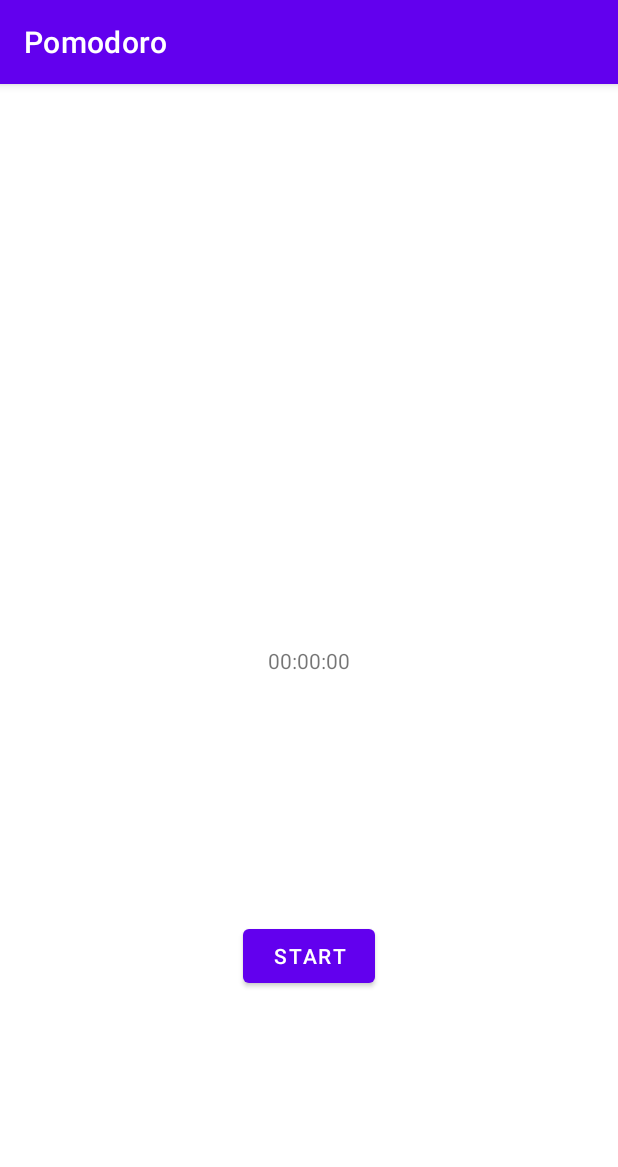
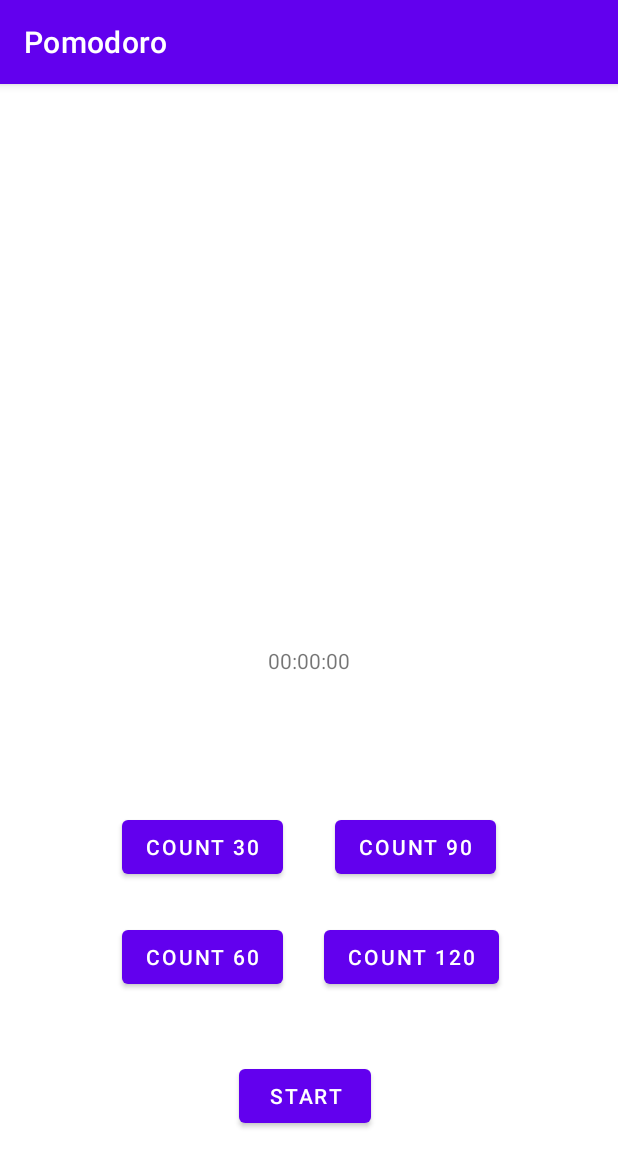
Before and after one commit to UiA-IKT-205/einarJuliusOlafarson, an Android app: the screen it shows after launch (MainActivity), on a phone screen of 412 x 824 dp. Shown: the top 1167 px of the screen. Run offline under Robolectric (Android 15) with nearby library versions, the phone set to English and light mode, and no system bars.

Commit message:
Added timer selection and potentially fixed the bug correctly

```diff
--- a/Pomodoro/app/src/main/java/no/uia/ikt205/pomodoro/MainActivity.kt
+++ b/Pomodoro/app/src/main/java/no/uia/ikt205/pomodoro/MainActivity.kt
@@ -8,14 +8,19 @@ import android.widget.Button
 import android.widget.TextView
 import android.widget.Toast
 import no.uia.ikt205.pomodoro.util.millisecondsToDescriptiveTime
+import kotlin.math.log
 
 class MainActivity : AppCompatActivity() {
 
     lateinit var timer:CountDownTimer
     lateinit var startButton:Button
+    lateinit var countdown30:Button
+    lateinit var countdown60:Button
+    lateinit var countdown90:Button
+    lateinit var countdown120:Button
     lateinit var coutdownDisplay:TextView
 
-    val timeToCountDownInMs = 5000L
+    var timeToCountDownInMs = 5000L
     val timeTicks = 1000L
 
     override fun onCreate(savedInstanceState: Bundle?) {
@@ -23,26 +28,44 @@ class MainActivity : AppCompatActivity() {
         setContentView(R.layout.activity_main)
 
        startButton = findViewById<Button>(R.id.startCountdownButton)
-       startButton.setOnClickListener(){
-           startCountDown(it)
+        countdown30 = findViewById<Button>(R.id.countDown_30)
+        countdown60 = findViewById<Button>(R.id.countDown_60)
+        countdown90 = findViewById<Button>(R.id.countDown_90)
+        countdown120 = findViewById<Button>(R.id.countDown_120)
+
+        countdown30.setOnClickListener(){
+            timeToCountDownInMs = 30000L
+        }
+        countdown60.setOnClickListener(){
+            timeToCountDownInMs = 60000L
+        }
+        countdown90.setOnClickListener(){
+            timeToCountDownInMs = 90000L
+        }
+        countdown120.setOnClickListener(){
+            timeToCountDownInMs = 120000L
+        }
+        startButton.setOnClickListener(){
+            if (coutdownDisplay.text == millisecondsToDescriptiveTime(0)){
+                startCountDown(it)
+            }
        }
        coutdownDisplay = findViewById<TextView>(R.id.countDownView)
 
     }
 
     fun startCountDown(v: View){
-
         timer = object : CountDownTimer(timeToCountDownInMs,timeTicks) {
             override fun onFinish() {
                 Toast.makeText(this@MainActivity,"Arbeidsøkt er ferdig", Toast.LENGTH_SHORT).show()
             }
-
             override fun onTick(millisUntilFinished: Long) {
-               updateCountDownDisplay(millisUntilFinished)
+                updateCountDownDisplay(millisUntilFinished)
             }
         }
 
         timer.start()
+
     }
 
     fun updateCountDownDisplay(timeInMs:Long){
--- a/Pomodoro/app/src/main/res/layout/activity_main.xml
+++ b/Pomodoro/app/src/main/res/layout/activity_main.xml
@@ -23,8 +23,58 @@
         android:text="@string/startButtonText"
         app:layout_constraintBottom_toBottomOf="parent"
         app:layout_constraintEnd_toEndOf="parent"
+        app:layout_constraintHorizontal_bias="0.492"
         app:layout_constraintStart_toStartOf="parent"
-        app:layout_constraintTop_toBottomOf="@+id/countDownView" />
+        app:layout_constraintTop_toBottomOf="@+id/countDownView"
+        app:layout_constraintVertical_bias="0.788" />
+
+    <Button
+        android:id="@+id/countDown_60"
+        android:layout_width="wrap_content"
+        android:layout_height="wrap_content"
+        android:text="@string/countDown60"
+        app:layout_constraintBottom_toBottomOf="parent"
+        app:layout_constraintEnd_toEndOf="parent"
+        app:layout_constraintHorizontal_bias="0.267"
+        app:layout_constraintStart_toStartOf="parent"
+        app:layout_constraintTop_toBottomOf="@+id/countDownView"
+        app:layout_constraintVertical_bias="0.503" />
+
+    <Button
+        android:id="@+id/countDown_120"
+        android:layout_width="wrap_content"
+        android:layout_height="wrap_content"
+        android:text="@string/countDown120"
+        app:layout_constraintBottom_toBottomOf="parent"
+        app:layout_constraintEnd_toEndOf="parent"
+        app:layout_constraintHorizontal_bias="0.732"
+        app:layout_constraintStart_toStartOf="parent"
+        app:layout_constraintTop_toBottomOf="@+id/countDownView"
+        app:layout_constraintVertical_bias="0.503" />
+
+    <Button
+        android:id="@+id/countDown_30"
+        android:layout_width="wrap_content"
+        android:layout_height="wrap_content"
+        android:text="@string/countDown30"
+        app:layout_constraintBottom_toBottomOf="parent"
+        app:layout_constraintEnd_toEndOf="parent"
+        app:layout_constraintHorizontal_bias="0.267"
+        app:layout_constraintStart_toStartOf="parent"
+        app:layout_constraintTop_toBottomOf="@+id/countDownView"
+        app:layout_constraintVertical_bias="0.279" />
+
+    <Button
+        android:id="@+id/countDown_90"
+        android:layout_width="wrap_content"
+        android:layout_height="wrap_content"
+        android:text="@string/countDown90"
+        app:layout_constraintBottom_toBottomOf="parent"
+        app:layout_constraintEnd_toEndOf="parent"
+        app:layout_constraintHorizontal_bias="0.732"
+        app:layout_constraintStart_toStartOf="parent"
+        app:layout_constraintTop_toBottomOf="@+id/countDownView"
+        app:layout_constraintVertical_bias="0.279" />
 
 
 </androidx.constraintlayout.widget.ConstraintLayout>
--- a/Pomodoro/app/src/main/res/values/strings.xml
+++ b/Pomodoro/app/src/main/res/values/strings.xml
@@ -2,4 +2,9 @@
     <string name="app_name">Pomodoro</string>
     <string name="default_time_display">00:00:00</string>
     <string name="startButtonText">Start</string>
+    <string name="countDown30">count 30</string>
+    <string name="countDown60">count 60</string>
+    <string name="countDown90">count 90</string>
+    <string name="countDown120">count 120</string>
+
 </resources>
--- a/Pomodoro/build.gradle
+++ b/Pomodoro/build.gradle
@@ -6,7 +6,7 @@ buildscript {
         jcenter()
     }
     dependencies {
-        classpath "com.android.tools.build:gradle:4.2.0-beta02"
+        classpath "com.android.tools.build:gradle:4.1.2"
         classpath "org.jetbrains.kotlin:kotlin-gradle-plugin:$kotlin_version"
 
         // NOTE: Do not place your application dependencies here; they belong
```
